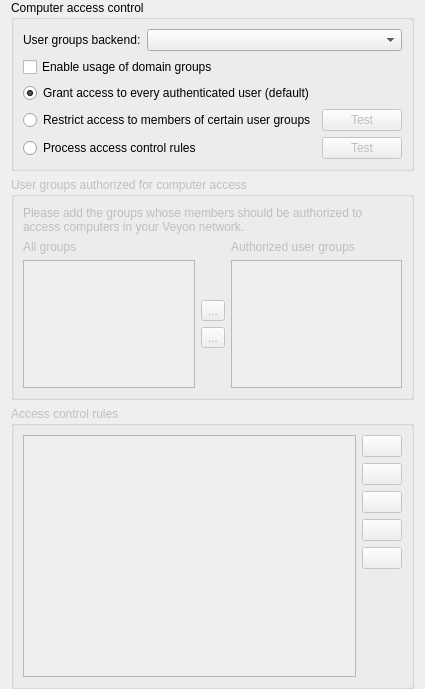
veyon/veyon, file configurator/src/AccessControlPage.ui: the form before one commit.
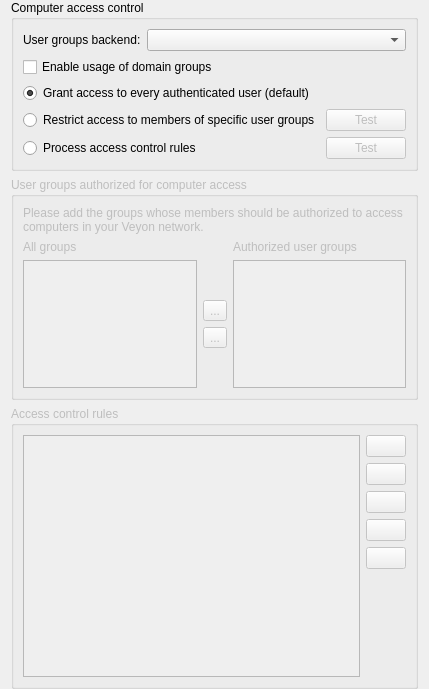
The form after the commit. Icons and pictures are not drawn.

Commit message: AccessControlPage: improve mode description

```diff
--- a/configurator/src/AccessControlPage.ui
+++ b/configurator/src/AccessControlPage.ui
@@ -21,7 +21,7 @@
       <item row="3" column="0">
        <widget class="QRadioButton" name="isAccessRestrictedToUserGroups">
         <property name="text">
-         <string>Restrict access to members of certain user groups</string>
+         <string>Restrict access to members of specific user groups</string>
         </property>
         <attribute name="buttonGroup">
          <string notr="true">accessControlModeGroup</string>
```
